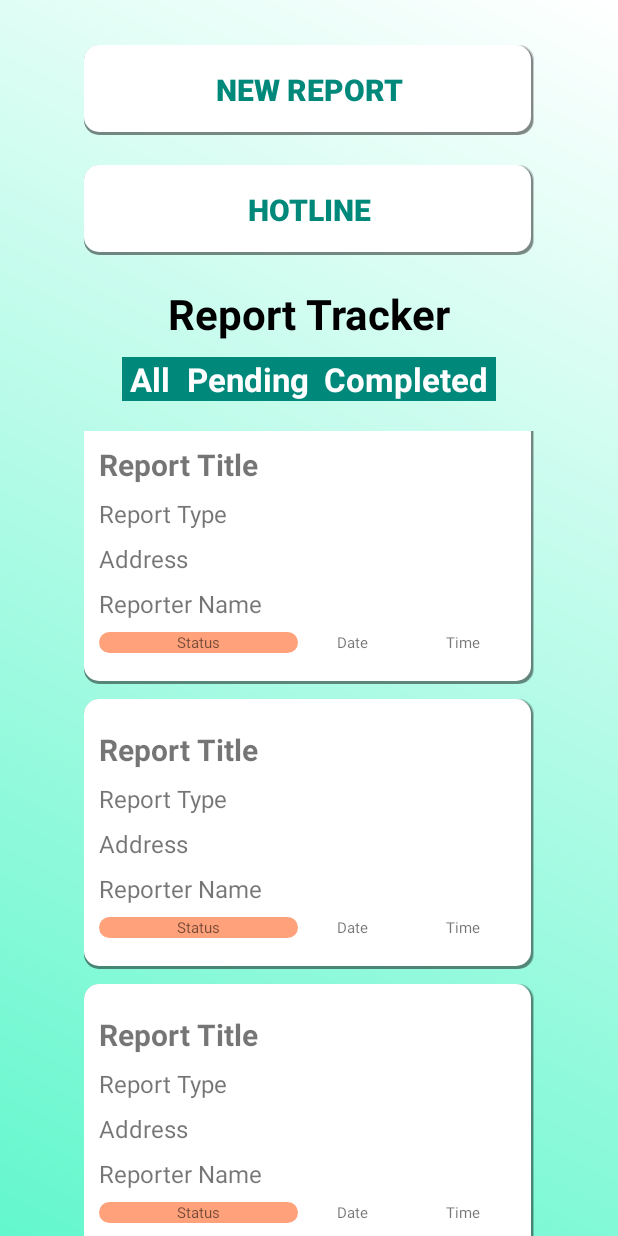
After one commit to KhairulAmirinKA/WIA2007_Trash2Treasure, an Android app: the layout fragment_report.xml on its own in the app's theme, with its tools: preview values and no code run, on a phone screen of 412 x 824 dp. The commit adds this screen. Run offline under Robolectric (Android 15) with nearby library versions, the phone set to English and light mode, and no system bars.

Commit message:
Sprint 2 - Report Page

```diff
--- /dev/null
+++ b/app/src/main/java/com/techwizards/wia2007_trash2treasure/Report.java
@@ -0,0 +1,64 @@
+package com.techwizards.wia2007_trash2treasure;
+
+import android.os.Bundle;
+
+import androidx.fragment.app.Fragment;
+
+import android.view.LayoutInflater;
+import android.view.View;
+import android.view.ViewGroup;
+
+/**
+ * A simple {@link Fragment} subclass.
+ * Use the {@link Report#newInstance} factory method to
+ * create an instance of this fragment.
+ */
+public class Report extends Fragment {
+
+    // TODO: Rename parameter arguments, choose names that match
+    // the fragment initialization parameters, e.g. ARG_ITEM_NUMBER
+    private static final String ARG_PARAM1 = "param1";
+    private static final String ARG_PARAM2 = "param2";
+
+    // TODO: Rename and change types of parameters
+    private String mParam1;
+    private String mParam2;
+
+    public Report() {
+        // Required empty public constructor
+    }
+
+    /**
+     * Use this factory method to create a new instance of
+     * this fragment using the provided parameters.
+     *
+     * @param param1 Parameter 1.
+     * @param param2 Parameter 2.
+     * @return A new instance of fragment Report.
+     */
+    // TODO: Rename and change types and number of parameters
+    public static Report newInstance(String param1, String param2) {
+        Report fragment = new Report();
+        Bundle args = new Bundle();
+        args.putString(ARG_PARAM1, param1);
+        args.putString(ARG_PARAM2, param2);
+        fragment.setArguments(args);
+        return fragment;
+    }
+
+    @Override
+    public void onCreate(Bundle savedInstanceState) {
+        super.onCreate(savedInstanceState);
+        if (getArguments() != null) {
+            mParam1 = getArguments().getString(ARG_PARAM1);
+            mParam2 = getArguments().getString(ARG_PARAM2);
+        }
+    }
+
+    @Override
+    public View onCreateView(LayoutInflater inflater, ViewGroup container,
+                             Bundle savedInstanceState) {
+        // Inflate the layout for this fragment
+        return inflater.inflate(R.layout.fragment_report, container, false);
+    }
+}
--- /dev/null
+++ b/app/src/main/res/drawable/box_with_shadow.xml
@@ -0,0 +1,21 @@
+<?xml version="1.0" encoding="utf-8"?>
+<layer-list xmlns:android="http://schemas.android.com/apk/res/android" android:padding="2dp">
+    <item>
+        <shape>
+            <solid android:color="#33000000"/>
+            <corners android:radius="10dp"/>
+        </shape>
+    </item>
+    <item android:top="1dp" android:right="1dp">
+        <shape>
+            <solid android:color="#55000000"/>
+            <corners android:radius="10dp"/>
+        </shape>
+    </item>
+    <item android:bottom="2dp" android:right="2dp">
+        <shape>
+            <solid android:color="@color/white"/>
+            <corners android:radius="10dp"/>
+        </shape>
+    </item>
+</layer-list>
--- /dev/null
+++ b/app/src/main/res/drawable/gradient_background.xml
@@ -0,0 +1,12 @@
+<?xml version="1.0" encoding="utf-8"?>
+<layer-list xmlns:android="http://schemas.android.com/apk/res/android">
+    <item>
+        <shape>
+            <gradient
+                android:startColor="#63F7CD"
+                android:endColor="@color/white"
+                android:type="linear"
+                android:angle="45" />
+        </shape>
+    </item>
+</layer-list>
--- /dev/null
+++ b/app/src/main/res/drawable/picker.xml
@@ -0,0 +1,5 @@
+<?xml version="1.0" encoding="utf-8"?>
+<selector xmlns:android="http://schemas.android.com/apk/res/android">
+    <item android:drawable="@drawable/picker_selected" android:state_checked="true" />
+    <item android:drawable="@drawable/picker_unselected" />
+</selector>
--- /dev/null
+++ b/app/src/main/res/drawable/picker_selected.xml
@@ -0,0 +1,8 @@
+<?xml version="1.0" encoding="utf-8"?>
+<layer-list xmlns:android="http://schemas.android.com/apk/res/android">
+    <item>
+        <shape android:shape="rectangle">
+            <solid android:color="@color/green"/>
+        </shape>
+    </item>
+</layer-list>
--- /dev/null
+++ b/app/src/main/res/drawable/picker_unselected.xml
@@ -0,0 +1,8 @@
+<?xml version="1.0" encoding="utf-8"?>
+<layer-list xmlns:android="http://schemas.android.com/apk/res/android">
+    <item>
+        <shape android:shape="rectangle">
+            <solid android:color="@color/darkGreen"/>
+        </shape>
+    </item>
+</layer-list>
--- /dev/null
+++ b/app/src/main/res/drawable/rounded_rectangle.xml
@@ -0,0 +1,9 @@
+<?xml version="1.0" encoding="utf-8"?>
+<layer-list xmlns:android="http://schemas.android.com/apk/res/android">
+    <item>
+        <shape>
+            <solid android:color="@color/orange"/>
+            <corners android:radius="10dp" />
+        </shape>
+    </item>
+</layer-list>
--- /dev/null
+++ b/app/src/main/res/layout/fragment_report.xml
@@ -0,0 +1,103 @@
+<?xml version="1.0" encoding="utf-8"?>
+<FrameLayout xmlns:android="http://schemas.android.com/apk/res/android"
+    xmlns:tools="http://schemas.android.com/tools"
+    android:layout_width="match_parent"
+    android:layout_height="match_parent"
+    android:background="@drawable/gradient_background"
+    tools:context=".Report">
+
+    <LinearLayout
+        android:layout_width="match_parent"
+        android:layout_height="match_parent"
+        android:orientation="vertical"
+        android:gravity="center"
+        android:layout_gravity="center"
+        android:layout_marginTop="20dp">
+
+        <Button
+            android:id="@+id/new_report_button"
+            android:layout_width="300dp"
+            android:layout_height="60dp"
+            android:layout_marginBottom="20dp"
+            android:background="@drawable/box_with_shadow"
+            android:text="New Report"
+            android:textSize="20sp"
+            android:textStyle="bold"
+            android:textColor="@color/darkGreen"/>
+
+        <Button
+            android:id="@+id/report_hotline_button"
+            android:layout_width="300dp"
+            android:layout_height="60dp"
+            android:layout_marginBottom="20dp"
+            android:background="@drawable/box_with_shadow"
+            android:text="Hotline"
+            android:textColor="@color/darkGreen"
+            android:textSize="20sp"
+            android:textStyle="bold" />
+
+        <TextView
+            android:layout_width="wrap_content"
+            android:layout_height="wrap_content"
+            android:layout_marginBottom="10dp"
+            android:text="Report Tracker"
+            android:textSize="28sp"
+            android:textColor="@color/black"
+            android:textStyle="bold" />
+
+        <RadioGroup
+            android:layout_width="wrap_content"
+            android:layout_height="wrap_content"
+            android:layout_marginBottom="20dp"
+            android:orientation="horizontal" >
+            <RadioButton
+                android:layout_width="wrap_content"
+                android:layout_height="wrap_content"
+                android:button="@null"
+                android:background="@drawable/picker"
+                android:text=" All "
+                android:textColor="@color/white"
+                android:textSize="22sp"
+                android:textStyle="bold"
+                android:textAlignment="center"/>
+            <RadioButton
+                android:layout_width="wrap_content"
+                android:layout_height="wrap_content"
+                android:button="@null"
+                android:background="@drawable/picker"
+                android:text=" Pending "
+                android:textColor="@color/white"
+                android:textSize="22sp"
+                android:textStyle="bold"
+                android:textAlignment="center"/>
+            <RadioButton
+                android:layout_width="wrap_content"
+                android:layout_height="wrap_content"
+                android:button="@null"
+                android:background="@drawable/picker"
+                android:text=" Completed "
+                android:textColor="@color/white"
+                android:textSize="22sp"
+                android:textStyle="bold"
+                android:textAlignment="center"/>
+        </RadioGroup>
+
+        <androidx.core.widget.NestedScrollView
+            android:layout_width="match_parent"
+            android:layout_height="wrap_content">
+            <LinearLayout
+                android:layout_width="wrap_content"
+                android:layout_height="0dp"
+                android:orientation="vertical"
+                android:layout_gravity="center">
+                <androidx.recyclerview.widget.RecyclerView
+                    android:id="@+id/recyclerView_report_item"
+                    android:layout_width="wrap_content"
+                    android:layout_height="wrap_content"
+                    android:layout_weight="1"
+                    tools:listitem="@layout/report_item_row_view"/>
+            </LinearLayout>
+        </androidx.core.widget.NestedScrollView>
+    </LinearLayout>
+
+</FrameLayout>
--- /dev/null
+++ b/app/src/main/res/layout/report_item_row_view.xml
@@ -0,0 +1,91 @@
+<?xml version="1.0" encoding="utf-8"?>
+<RelativeLayout xmlns:android="http://schemas.android.com/apk/res/android"
+    android:layout_width="300dp"
+    android:layout_height="180dp"
+    android:background="@drawable/box_with_shadow"
+    android:layout_gravity="center"
+    android:gravity="center"
+    android:padding="10dp"
+    android:layout_marginBottom="10dp">
+
+    <TextView
+        android:id="@+id/textReportTitle"
+        android:layout_width="wrap_content"
+        android:layout_height="wrap_content"
+        android:layout_alignParentStart="true"
+        android:layout_alignParentEnd="true"
+        android:text="Report Title"
+        android:textSize="20sp"
+        android:textStyle="bold" />
+
+    <TextView
+        android:id="@+id/textReportType"
+        android:layout_width="wrap_content"
+        android:layout_height="wrap_content"
+        android:layout_below="@id/textReportTitle"
+        android:layout_alignParentStart="true"
+        android:layout_alignParentEnd="true"
+        android:layout_marginTop="8dp"
+        android:text="Report Type"
+        android:textSize="16sp" />
+
+    <TextView
+        android:id="@+id/textAddress"
+        android:layout_width="wrap_content"
+        android:layout_height="wrap_content"
+        android:layout_below="@id/textReportType"
+        android:layout_alignParentStart="true"
+        android:layout_alignParentEnd="true"
+        android:layout_marginTop="8dp"
+        android:text="Address"
+        android:textSize="16sp" />
+
+    <TextView
+        android:id="@+id/textReporterName"
+        android:layout_width="wrap_content"
+        android:layout_height="wrap_content"
+        android:layout_below="@id/textAddress"
+        android:layout_alignParentStart="true"
+        android:layout_alignParentEnd="true"
+        android:layout_marginTop="8dp"
+        android:text="Reporter Name"
+        android:textSize="16sp" />
+
+    <LinearLayout
+        android:layout_width="0dp"
+        android:layout_height="wrap_content"
+        android:layout_below="@id/textReporterName"
+        android:layout_alignParentStart="true"
+        android:layout_alignParentEnd="true"
+        android:layout_marginTop="8dp"
+        android:orientation="horizontal">
+
+        <TextView
+            android:id="@+id/textStatus"
+            android:layout_width="wrap_content"
+            android:layout_height="wrap_content"
+            android:layout_weight="1"
+            android:background="@drawable/rounded_rectangle"
+            android:text="Status"
+            android:textSize="10sp"
+            android:textAlignment="center"/>
+
+        <TextView
+            android:id="@+id/textReportDate"
+            android:layout_width="wrap_content"
+            android:layout_height="wrap_content"
+            android:layout_weight="0.5"
+            android:text="Date"
+            android:textSize="10sp"
+            android:textAlignment="center"/>
+        <TextView
+            android:id="@+id/textReportTime"
+            android:layout_width="wrap_content"
+            android:layout_height="wrap_content"
+            android:layout_weight="0.5"
+            android:text="Time"
+            android:textSize="10sp"
+            android:textAlignment="center"/>
+    </LinearLayout>
+
+</RelativeLayout>
--- a/app/src/main/res/values/colors.xml
+++ b/app/src/main/res/values/colors.xml
@@ -2,4 +2,9 @@
 <resources>
     <color name="black">#FF000000</color>
     <color name="white">#FFFFFFFF</color>
+
+    <color name="darkGreen">#00897B</color>
+    <color name="green">#00C9AE</color>
+    <color name="cream">#F3EADA</color>
+    <color name="orange">#FFA17A</color>
 </resources>
--- a/app/src/main/res/values/strings.xml
+++ b/app/src/main/res/values/strings.xml
@@ -1,3 +1,5 @@
 <resources>
     <string name="app_name">WIA2007_Trash2Treasure</string>
+    <!-- TODO: Remove or change this placeholder text -->
+    <string name="hello_blank_fragment">Hello blank fragment</string>
 </resources>
--- a/app/src/main/res/values/themes.xml
+++ b/app/src/main/res/values/themes.xml
@@ -1,6 +1,6 @@
 <resources xmlns:tools="http://schemas.android.com/tools">
     <!-- Base application theme. -->
-    <style name="Base.Theme.WIA2007_Trash2Treasure" parent="Theme.Material3.DayNight.NoActionBar">
+    <style name="Base.Theme.WIA2007_Trash2Treasure" parent="Theme.AppCompat.Light.NoActionBar">
         <!-- Customize your light theme here. -->
         <!-- <item name="colorPrimary">@color/my_light_primary</item> -->
     </style>
```
